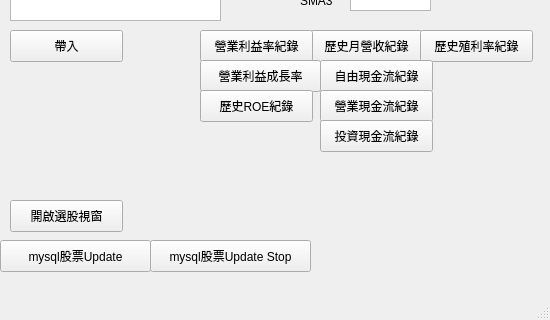
This is UI_main.ui in bjioljlo/StockHistory as Qt 5 draws it before an edit; both pictures show x 0 to 550 and y 280 to 600 of the 550 by 600 pixel window. The edited form follows.
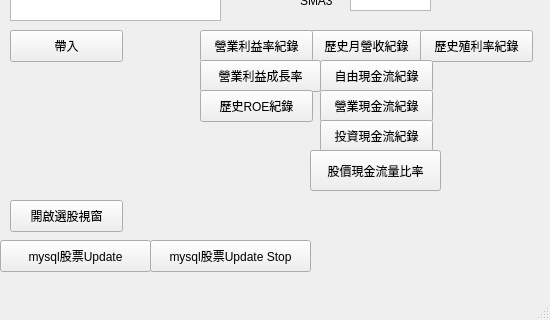
This is the edited form.

Commit message: 新增自由現金流畫圖和篩選，輸入空白會當機ＢＵＧ，

The edit to the form file:
```diff
--- a/UI_main.ui
+++ b/UI_main.ui
@@ -557,6 +557,19 @@
      <string>投資現金流紀錄</string>
     </property>
    </widget>
+   <widget class="QPushButton" name="button_getPCF">
+    <property name="geometry">
+     <rect>
+      <x>310</x>
+      <y>430</y>
+      <width>131</width>
+      <height>41</height>
+     </rect>
+    </property>
+    <property name="text">
+     <string>股價現金流量比率</string>
+    </property>
+   </widget>
   </widget>
   <widget class="QMenuBar" name="menubar">
    <property name="geometry">
```
The commit also changes 7 other files.
